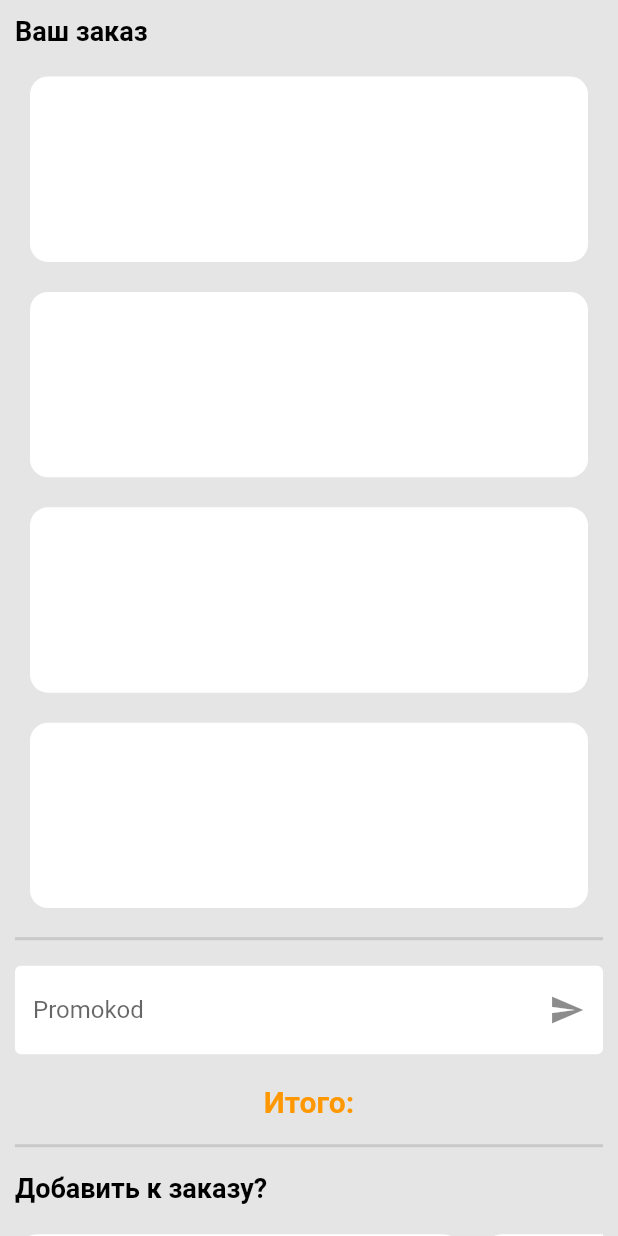
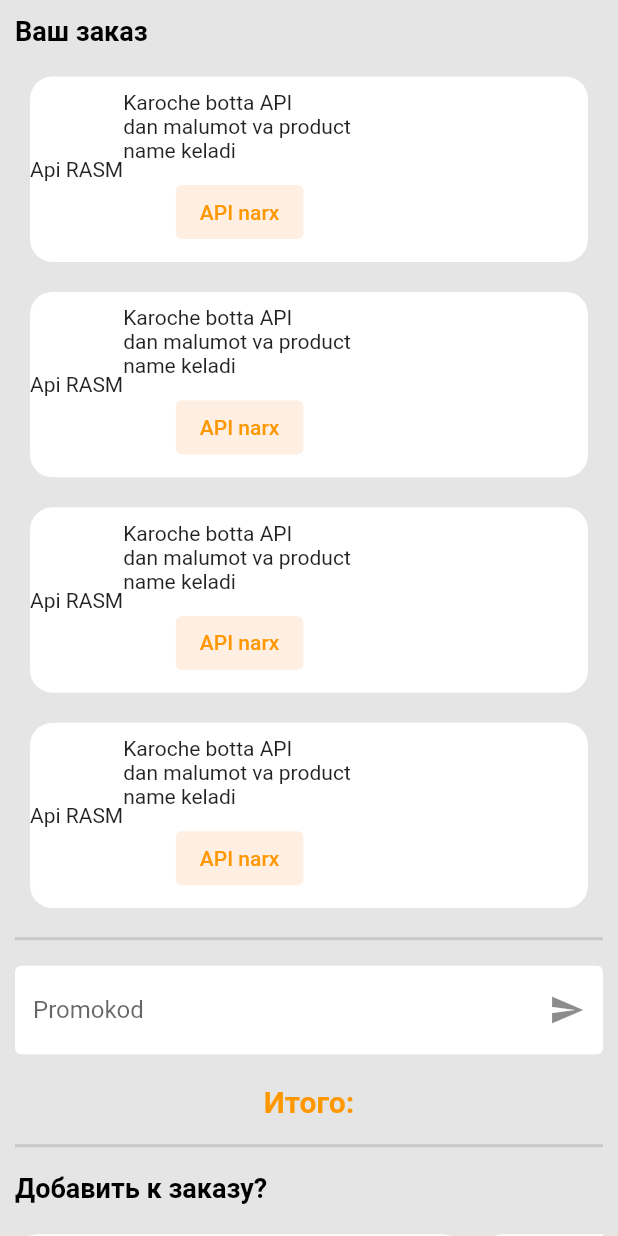
Before and after one commit to BekzodGayratov/Pizza, a Flutter app: the screen it shows after launch, on a phone screen of 412 x 824 dp. Run offline on Flutter 3.47's test engine with Material 2 defaults, Android fonts, the phone set to English and light mode, and no system bars; our stand-ins replace mask_text_input_formatter.

Commit message:
some changes added

```diff
--- a/lib/view/home_page.dart
+++ b/lib/view/home_page.dart
@@ -18,8 +18,7 @@ class _HomePageState extends State<HomePage> {
   @override
   Widget build(BuildContext context) {
     Size size = MediaQuery.of(context).size;
-    BasketProvider providerWatch = context.watch<BasketProvider>();
-    BasketProvider providerRead = context.read<BasketProvider>();
+    BasketProvider provider= Provider.of<BasketProvider>(context);
     return ChangeNotifierProvider(
       create: (context) => BasketProvider(),
       builder: (context, child) {
@@ -35,7 +34,7 @@ class _HomePageState extends State<HomePage> {
                     SizedBox(
                         height: size.height * 0.7,
                         width: size.width,
-                        child: _orderList()),
+                        child: _orderList(size)),
                     divider(),
                     _promoKod(),
                     text("Итого:", 20.0, Colors.orange,
@@ -117,7 +116,7 @@ class _HomePageState extends State<HomePage> {
                           Padding(
                             padding: const EdgeInsets.symmetric(vertical: 20),
                             child: textFormField(TextInputType.name, "Имя", "",
-                                Colors.white, providerWatch.userNameController),
+                                Colors.white, provider.userNameController),
                           ),
                           // phone number
                           TextFormField(
@@ -142,7 +141,7 @@ class _HomePageState extends State<HomePage> {
                                   "Почта",
                                   "",
                                   Colors.white,
-                                  providerWatch.emailController)),
+                                  provider.emailController)),
                         ],
                       ),
                     ),
@@ -158,11 +157,11 @@ class _HomePageState extends State<HomePage> {
                               style: ElevatedButton.styleFrom(
                                   padding: const EdgeInsets.symmetric(
                                       horizontal: 30),
-                                  backgroundColor: providerWatch.isDelivery
+                                  backgroundColor: provider.isDelivery
                                       ? Colors.orange.shade700
                                       : Colors.white),
                               onPressed: () {
-                                providerRead.changeState();
+                                provider.changeState();
                               },
                               child: const Text(
                                 "Доставка",
@@ -173,11 +172,11 @@ class _HomePageState extends State<HomePage> {
                               style: ElevatedButton.styleFrom(
                                   padding: const EdgeInsets.symmetric(
                                       horizontal: 30),
-                                  backgroundColor: providerWatch.isPickUp
+                                  backgroundColor: provider.isPickUp
                                       ? Colors.orange.shade700
                                       : Colors.white),
                               onPressed: () {
-                                providerRead.changeState();
+                                provider.changeState();
                               },
                               child: const Text(
                                 "Самовызов",
@@ -188,7 +187,7 @@ class _HomePageState extends State<HomePage> {
                       ),
                     ),
                     Visibility(
-                        visible: providerWatch.isDelivery,
+                        visible: provider.isDelivery,
                         child: Column(
                           children: [
                             Padding(
@@ -205,7 +204,7 @@ class _HomePageState extends State<HomePage> {
                                           "Улица",
                                           "Пушкина",
                                           Colors.white,
-                                          providerWatch.streetNameController)),
+                                          provider.streetNameController)),
                                   SizedBox(
                                       width: size.width * 0.2,
                                       child: textFormField(
@@ -213,7 +212,7 @@ class _HomePageState extends State<HomePage> {
                                           "Дом",
                                           "1A",
                                           Colors.white,
-                                          providerWatch.homeNameController))
+                                          provider.homeNameController))
                                 ],
                               ),
                             ),
@@ -231,7 +230,7 @@ class _HomePageState extends State<HomePage> {
                                           "Подъезд",
                                           "1",
                                           Colors.white,
-                                          providerWatch.entranceNumController)),
+                                          provider.entranceNumController)),
                                   SizedBox(
                                       width: size.width * 0.4,
                                       child: textFormField(
@@ -239,7 +238,7 @@ class _HomePageState extends State<HomePage> {
                                           "Етаж",
                                           "2",
                                           Colors.white,
-                                          providerWatch.floorNumController))
+                                          provider.floorNumController))
                                 ],
                               ),
                             ),
@@ -257,7 +256,7 @@ class _HomePageState extends State<HomePage> {
                                           "Квартира",
                                           "3",
                                           Colors.white,
-                                          providerWatch
+                                          provider
                                               .apartmentNumController)),
                                   SizedBox(
                                       width: size.width * 0.43,
@@ -266,14 +265,14 @@ class _HomePageState extends State<HomePage> {
                                           "Домофон",
                                           "0000",
                                           Colors.white,
-                                          providerWatch.intercomNumController))
+                                          provider.intercomNumController))
                                 ],
                               ),
                             ),
                           ],
                         )),
                     Visibility(
-                        visible: providerWatch.isPickUp,
+                        visible: provider.isPickUp,
                         child: Column(
                           children: [
                             Padding(
@@ -285,28 +284,28 @@ class _HomePageState extends State<HomePage> {
                                       "Ресторан",
                                       "Выберите ресторан",
                                       Colors.white,
-                                      providerWatch.restaurantNameController)),
+                                      provider.restaurantNameController)),
                             )
                           ],
                         )),
                     text("На когда приготовить", 15.0, Colors.black38,
                         MainAxisAlignment.start),
-                    _checkBox(providerWatch.isFast, () {
-                      providerRead.changeDeleverytime();
+                    _checkBox(provider.isFast, () {
+                      provider.changeDeleverytime();
                     }, "Как можно скорее"),
-                    _checkBox(providerWatch.inTime, () {
-                      providerRead.changeDeleverytime();
+                    _checkBox(provider.inTime, () {
+                      provider.changeDeleverytime();
                     }, "По времени"),
                     divider(),
                     text("Оплата", 18.0, Colors.black, MainAxisAlignment.start),
-                    _checkBox(providerWatch.isCash, () {
-                      providerRead.changeToCash();
+                    _checkBox(provider.isCash, () {
+                      provider.changeToCash();
                     }, "Наличными"),
-                    _checkBox(providerWatch.isCard, () {
-                      providerRead.changetoCard();
+                    _checkBox(provider.isCard, () {
+                      provider.changetoCard();
                     }, "Картой"),
-                    _checkBox(providerWatch.isApplePay, () {
-                      providerRead.changeToApplePay();
+                    _checkBox(provider.isApplePay, () {
+                      provider.changeToApplePay();
                     }, "Apple Pay"),
                     divider(),
                     text("Сдача", 18.0, Colors.black, MainAxisAlignment.start),
@@ -314,7 +313,7 @@ class _HomePageState extends State<HomePage> {
                         padding: const EdgeInsets.symmetric(
                             vertical: 20, horizontal: 15),
                         child: textFormField(TextInputType.number, "", "0",
-                            Colors.white, providerWatch.changeNumController)),
+                            Colors.white, provider.changeNumController)),
                     text("Комментарий", 18.0, Colors.black,
                         MainAxisAlignment.start),
                     Padding(
@@ -402,30 +401,47 @@ class _HomePageState extends State<HomePage> {
     );
   }
 
-  ListView _orderList() {
-    return ListView.builder(
+  ListView _orderList(Size size) {
+    return  ListView.builder(
                             itemCount: 5,
                             itemBuilder: (context, index) {
                               return Padding(
-          padding: const EdgeInsets.symmetric(horizontal: 20),
+                                padding:
+                                    const EdgeInsets.symmetric(horizontal: 20),
                                 child: Container(
-              margin: const EdgeInsets.symmetric(vertical: 10),
-              height: MediaQuery.of(context).size.height * 0.15,
-              width: MediaQuery.of(context).size.width,
+                                  margin:
+                                      const EdgeInsets.symmetric(vertical: 10),
+                                  height: size.height * 0.15,
+                                  width: double.infinity,
                                   decoration: BoxDecoration(
-                  color: Colors.white, borderRadius: BorderRadius.circular(12)),
-              child: ListTile(
-                title: const Text(""),
-                leading: Container(
-                  height: MediaQuery.of(context).size.height * 0.30,
-                  width: MediaQuery.of(context).size.width * 0.20,
-                  decoration: const BoxDecoration(
-                      /*image: DecorationImage(
-                          image: NetworkImage(_list[index].imgUrl.toString()),
-                          fit: BoxFit.fill)*/
+                                      color: Colors.white,
+                                      borderRadius: BorderRadius.circular(15)),
+                                  child: Row(
+                                    children: [
+                                     const Text("Api RASM"),
+                                      Column(
+                                        mainAxisAlignment:
+                                            MainAxisAlignment.spaceEvenly,
+                                        children: [
+                                          const Text("""Karoche botta API
+dan malumot va product
+name keladi"""),
+                                          ElevatedButton(
+                                              onPressed: () {},
+                                              style: ElevatedButton.styleFrom(
+                                                  elevation: 0,
+                                                  backgroundColor:
+                                                      const Color(0xffFFEEE2)),
+                                              child: const Text(
+                                                "API narx",
+                                                style: TextStyle(
+                                                    color: Colors.orange),
+                                              ))
+                                        ],
+                                      )
+                                    ],
                                   ),
                                 ),
-              )),
                               );
                             },
                           );
```
Lines whose indentation alone changed are shown as unchanged.
